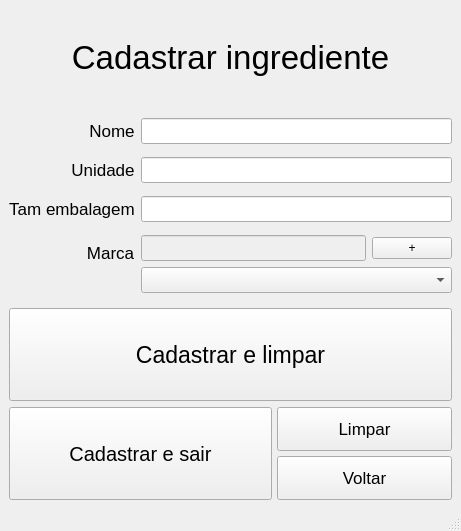
Old version of the form tela_cadastro_ingrediente.ui in the repository lucasHashi/PyQt5-gerenciador-de-vendas-de-comidas.
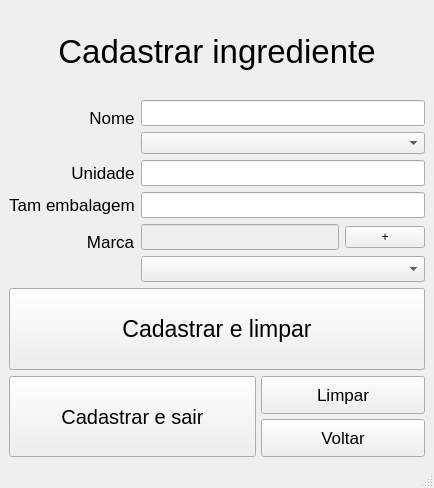
New version of the form.

Commit message: Ajustes cadastro ingrediente

```diff
--- a/tela_cadastro_ingrediente.ui
+++ b/tela_cadastro_ingrediente.ui
@@ -6,8 +6,8 @@
    <rect>
     <x>0</x>
     <y>0</y>
-    <width>461</width>
-    <height>531</height>
+    <width>434</width>
+    <height>488</height>
    </rect>
   </property>
   <property name="windowTitle">
@@ -66,21 +66,6 @@
         </property>
        </widget>
       </item>
-      <item row="0" column="1">
-       <widget class="QLineEdit" name="txt_nome">
-        <property name="sizePolicy">
-         <sizepolicy hsizetype="Expanding" vsizetype="Maximum">
-          <horstretch>0</horstretch>
-          <verstretch>2</verstretch>
-         </sizepolicy>
-        </property>
-        <property name="font">
-         <font>
-          <pointsize>11</pointsize>
-         </font>
-        </property>
-       </widget>
-      </item>
       <item row="1" column="0">
        <widget class="QLabel" name="lbl_unidade">
         <property name="sizePolicy">
@@ -216,6 +201,28 @@
         </item>
        </layout>
       </item>
+      <item row="0" column="1">
+       <layout class="QVBoxLayout" name="verticalLayout_3">
+        <item>
+         <widget class="QLineEdit" name="txt_nome">
+          <property name="sizePolicy">
+           <sizepolicy hsizetype="Expanding" vsizetype="Maximum">
+            <horstretch>0</horstretch>
+            <verstretch>2</verstretch>
+           </sizepolicy>
+          </property>
+          <property name="font">
+           <font>
+            <pointsize>11</pointsize>
+           </font>
+          </property>
+         </widget>
+        </item>
+        <item>
+         <widget class="QComboBox" name="combo_nome"/>
+        </item>
+       </layout>
+      </item>
      </layout>
     </item>
     <item>
```
Left out of the diff: 19 changed lines with no effect on the pictures. The commit also changes 3 other files.
